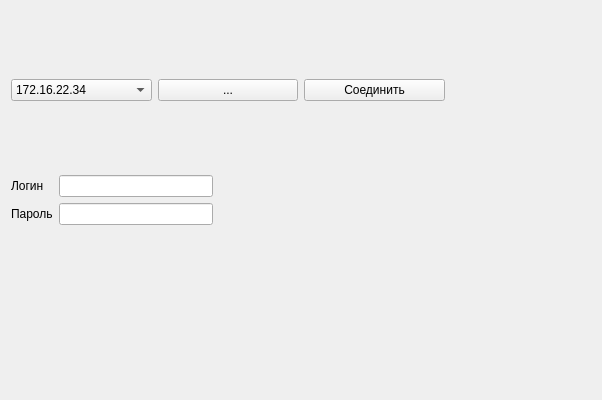
First picture: the form in QtTelnetManager/telnetform.ui, repository nechosa/device-telnet-manager, before the edit.
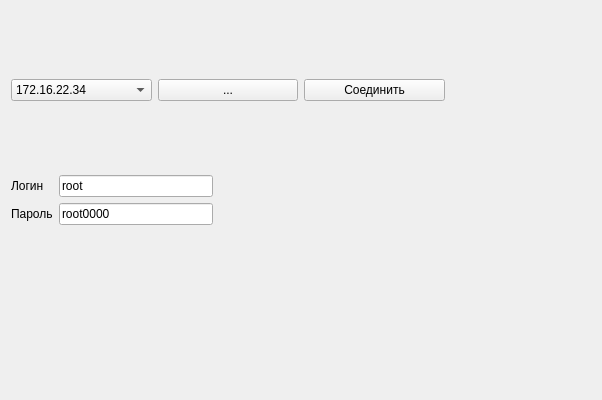
Second picture: the form after the edit.

The edit to the form file:
```diff
--- a/QtTelnetManager/telnetform.ui
+++ b/QtTelnetManager/telnetform.ui
@@ -61,7 +61,11 @@
         </widget>
        </item>
        <item row="0" column="1">
-        <widget class="QLineEdit" name="login_edit"/>
+        <widget class="QLineEdit" name="login_edit">
+         <property name="text">
+          <string>root</string>
+         </property>
+        </widget>
        </item>
        <item row="1" column="0">
         <widget class="QLabel" name="lb_password">
@@ -71,7 +75,11 @@
         </widget>
        </item>
        <item row="1" column="1">
-        <widget class="QLineEdit" name="password_edit"/>
+        <widget class="QLineEdit" name="password_edit">
+         <property name="text">
+          <string>root0000</string>
+         </property>
+        </widget>
        </item>
       </layout>
      </item>
```
Left out of the diff: 6 changed lines with no effect on the pictures.
